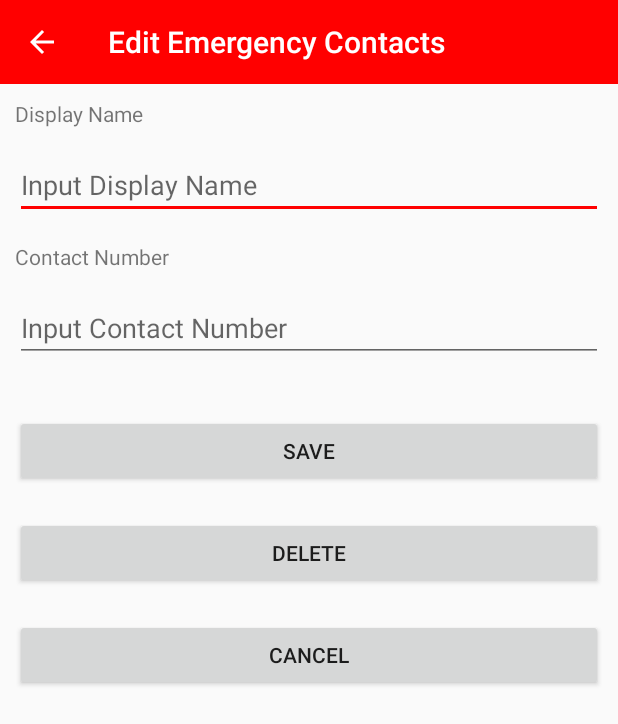
After one commit to RoJoMzZzzz/ANDAR, an Android app: the EditEmergencyContacts screen opened directly, with no data from a screen before it, on a phone screen of 412 x 824 dp. The commit adds this screen. Shown: the top 724 px of the screen. Run offline under Robolectric (Android 15) with nearby library versions, the phone set to English and light mode, and no system bars; 3 statements that could not run were skipped.

Commit message:
update emergency gui

```diff
--- a/app/src/main/AndroidManifest.xml
+++ b/app/src/main/AndroidManifest.xml
@@ -16,6 +16,7 @@
         <activity android:name=".SplashScreen">
             <intent-filter>
                 <action android:name="android.intent.action.MAIN" />
+
                 <category android:name="android.intent.category.LAUNCHER" />
             </intent-filter>
         </activity>
@@ -24,7 +25,8 @@
         <activity android:name=".MyQR" />
         <activity android:name=".NewQR" />
         <activity android:name=".ScanQR" />
-        <activity android:name=".EmergencyContacts"></activity>
+        <activity android:name=".EmergencyContacts" />
+        <activity android:name=".EditEmergencyContacts"></activity>
     </application>
 
 </manifest>
--- /dev/null
+++ b/app/src/main/java/com/research/andrade/andar/EditEmergencyContacts.java
@@ -0,0 +1,63 @@
+package com.research.andrade.andar;
+
+import android.content.Intent;
+import android.support.v7.app.AppCompatActivity;
+import android.os.Bundle;
+import android.support.v7.widget.Toolbar;
+import android.view.MenuItem;
+import android.view.View;
+import android.widget.Button;
+import android.widget.EditText;
+
+public class EditEmergencyContacts extends AppCompatActivity {
+
+    private Toolbar toolbar;
+    private EditText dispNameEdt, contNumEdt;
+    private Button saveBtn, delBtn, cancBtn;
+
+    @Override
+    protected void onCreate(Bundle savedInstanceState) {
+        super.onCreate(savedInstanceState);
+        setContentView(R.layout.activity_edit_emergency_contacts);
+
+        toolbar = (Toolbar) findViewById(R.id.toolbar);
+        setSupportActionBar(toolbar);
+        setTitle("Edit Emergency Contacts");
+        getSupportActionBar().setHomeButtonEnabled(true);
+        getSupportActionBar().setDisplayHomeAsUpEnabled(true);
+
+        dispNameEdt = (EditText) findViewById(R.id.edtDispName);
+        contNumEdt = (EditText) findViewById(R.id.edtContNum);
+        saveBtn = (Button) findViewById(R.id.btnSaveCont);
+        delBtn = (Button) findViewById(R.id.btnDelCont);
+        cancBtn = (Button) findViewById(R.id.btnCancelCont);
+
+        Intent intent = getIntent();
+        String data = intent.getStringExtra("data");
+        String[] dataSplit = data.split("\n\t");
+        String data1 = dataSplit[0];
+        String data2 = dataSplit[1];
+
+        dispNameEdt.setText(data1);
+        contNumEdt.setText(data2);
+
+        cancBtn.setOnClickListener(new View.OnClickListener() {
+            @Override
+            public void onClick(View v) {
+                EditEmergencyContacts.this.finish();
+            }
+        });
+
+
+    }
+
+    @Override
+    public boolean onOptionsItemSelected(MenuItem item) {
+        if (item.getItemId() == android.R.id.home) {
+            EditEmergencyContacts.this.finish();
+            return true;
+        }
+        return super.onOptionsItemSelected(item);
+    }
+
+}
--- a/app/src/main/java/com/research/andrade/andar/MainActivity.java
+++ b/app/src/main/java/com/research/andrade/andar/MainActivity.java
@@ -121,9 +121,9 @@ public class MainActivity extends AppCompatActivity {
 
     public void exitApp(){
         AlertDialog.Builder alertDialogBuilder = new AlertDialog.Builder(this);
-        alertDialogBuilder.setTitle("Exit?");
+        alertDialogBuilder.setTitle("Exit Aapplication");
         alertDialogBuilder
-                .setMessage("Exit this application?")
+                .setMessage("Are you sure you want to exit the application?")
                 .setCancelable(false)
                 .setPositiveButton("No",new DialogInterface.OnClickListener() {
                     public void onClick(DialogInterface dialog,int id) {
--- /dev/null
+++ b/app/src/main/res/layout/activity_edit_emergency_contacts.xml
@@ -0,0 +1,112 @@
+<?xml version="1.0" encoding="utf-8"?>
+<RelativeLayout xmlns:android="http://schemas.android.com/apk/res/android"
+    xmlns:tools="http://schemas.android.com/tools"
+    xmlns:app="http://schemas.android.com/apk/res-auto"
+    android:id="@+id/activity_edit_emergency_contacts"
+    android:layout_width="match_parent"
+    android:layout_height="match_parent"
+    tools:context="com.research.andrade.andar.EditEmergencyContacts">
+
+    <android.support.design.widget.AppBarLayout
+        android:id="@+id/appBar"
+        android:layout_width="match_parent"
+        android:layout_height="wrap_content"
+        android:fitsSystemWindows="true"
+        android:theme="@style/ThemeOverlay.AppCompat.Dark.ActionBar">
+
+        <android.support.v7.widget.Toolbar
+            android:id="@+id/toolbar"
+            android:layout_width="match_parent"
+            android:layout_height="wrap_content"
+            android:background="?attr/colorPrimary"
+            app:layout_scrollFlags="scroll|exitUntilCollapsed"
+            app:popupTheme="@style/ThemeOverlay.AppCompat.Light" />
+
+    </android.support.design.widget.AppBarLayout>
+
+    <TextView
+        android:text="Display Name"
+        android:layout_width="wrap_content"
+        android:layout_height="wrap_content"
+        android:layout_below="@+id/appBar"
+        android:layout_alignParentLeft="true"
+        android:layout_alignParentStart="true"
+        android:layout_marginLeft="10dp"
+        android:layout_marginTop="10dp"
+        android:id="@+id/txtDisplayName" />
+
+    <EditText
+        android:layout_width="match_parent"
+        android:layout_height="wrap_content"
+        android:inputType="textPersonName"
+        android:ems="10"
+        android:layout_below="@+id/txtDisplayName"
+        android:layout_alignLeft="@+id/txtDisplayName"
+        android:layout_alignStart="@+id/txtDisplayName"
+        android:layout_marginTop="15dp"
+        android:id="@+id/edtDispName"
+        android:hint="Input Display Name"
+        android:layout_alignParentRight="true"
+        android:layout_alignParentEnd="true"
+        android:layout_marginRight="10dp" />
+
+    <TextView
+        android:text="Contact Number"
+        android:layout_width="wrap_content"
+        android:layout_height="wrap_content"
+        android:layout_below="@+id/edtDispName"
+        android:layout_alignLeft="@+id/edtDispName"
+        android:layout_alignStart="@+id/edtDispName"
+        android:layout_marginTop="15dp"
+        android:id="@+id/textView7" />
+
+    <EditText
+        android:layout_width="match_parent"
+        android:layout_height="wrap_content"
+        android:inputType="number"
+        android:ems="10"
+        android:layout_below="@+id/textView7"
+        android:layout_alignLeft="@+id/textView7"
+        android:layout_alignStart="@+id/textView7"
+        android:layout_marginTop="15dp"
+        android:id="@+id/edtContNum"
+        android:hint="Input Contact Number"
+        android:layout_alignRight="@+id/edtDispName"
+        android:layout_alignEnd="@+id/edtDispName" />
+
+    <Button
+        android:text="CANCEL"
+        android:layout_width="match_parent"
+        android:layout_height="wrap_content"
+        android:layout_below="@+id/btnDelCont"
+        android:layout_alignLeft="@+id/btnDelCont"
+        android:layout_alignStart="@+id/btnDelCont"
+        android:layout_marginTop="20dp"
+        android:id="@+id/btnCancelCont"
+        android:layout_alignRight="@+id/btnDelCont"
+        android:layout_alignEnd="@+id/btnDelCont" />
+
+    <Button
+        android:text="SAVE"
+        android:layout_width="match_parent"
+        android:layout_height="wrap_content"
+        android:layout_marginTop="35dp"
+        android:id="@+id/btnSaveCont"
+        android:layout_below="@+id/edtContNum"
+        android:layout_alignLeft="@+id/edtContNum"
+        android:layout_alignStart="@+id/edtContNum"
+        android:layout_marginRight="10dp" />
+
+    <Button
+        android:text="DELETE"
+        android:layout_width="match_parent"
+        android:layout_height="wrap_content"
+        android:layout_marginTop="20dp"
+        android:id="@+id/btnDelCont"
+        android:layout_below="@+id/btnSaveCont"
+        android:layout_alignLeft="@+id/btnSaveCont"
+        android:layout_alignStart="@+id/btnSaveCont"
+        android:layout_alignRight="@+id/btnSaveCont"
+        android:layout_alignEnd="@+id/btnSaveCont" />
+
+</RelativeLayout>
--- a/app/src/main/res/values/colors.xml
+++ b/app/src/main/res/values/colors.xml
@@ -1,9 +1,9 @@
 <?xml version="1.0" encoding="utf-8"?>
 <resources>
-    <color name="colorPrimary">#f00</color>
+    <color name="colorPrimary">#ff0000</color>
     <color name="colorPrimaryDark">#ff0000</color>
     <color name="textColorPrimary">#FFFFFF</color>
     <color name="windowBackground">#FFFFFF</color>
     <color name="navigationBarColor">#000000</color>
-    <color name="colorAccent">#c8e8ff</color>
+    <color name="colorAccent">#ff00</color>
 </resources>
```
Also changed, not shown: app/src/main/java/com/research/andrade/andar/EmergencyContacts.java (+33 -6 lines), app/src/main/res/layout/activity_emergency_contacts.xml (+71 -15 lines).
